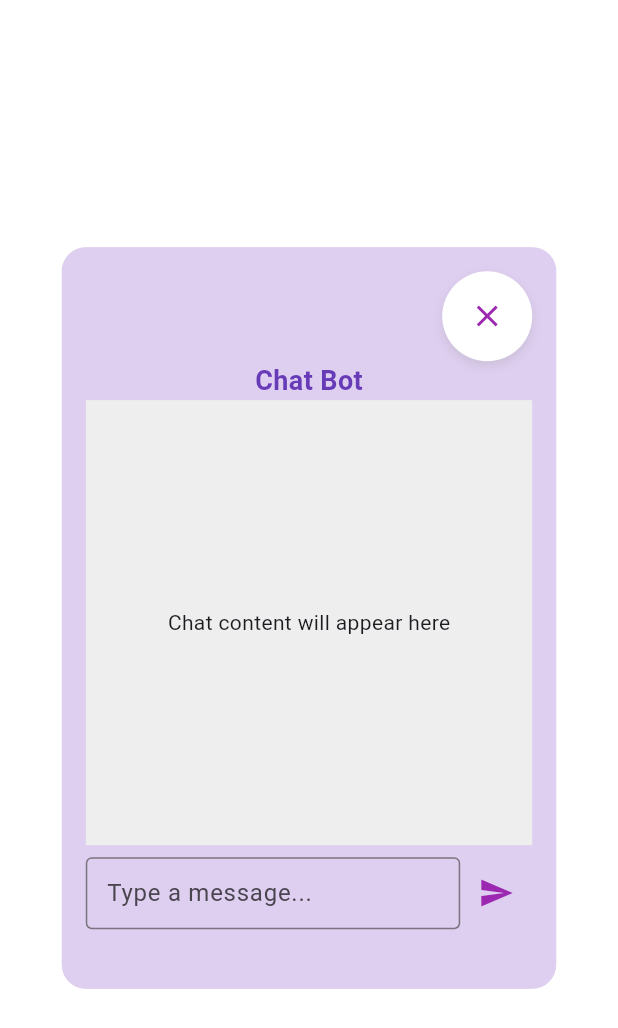
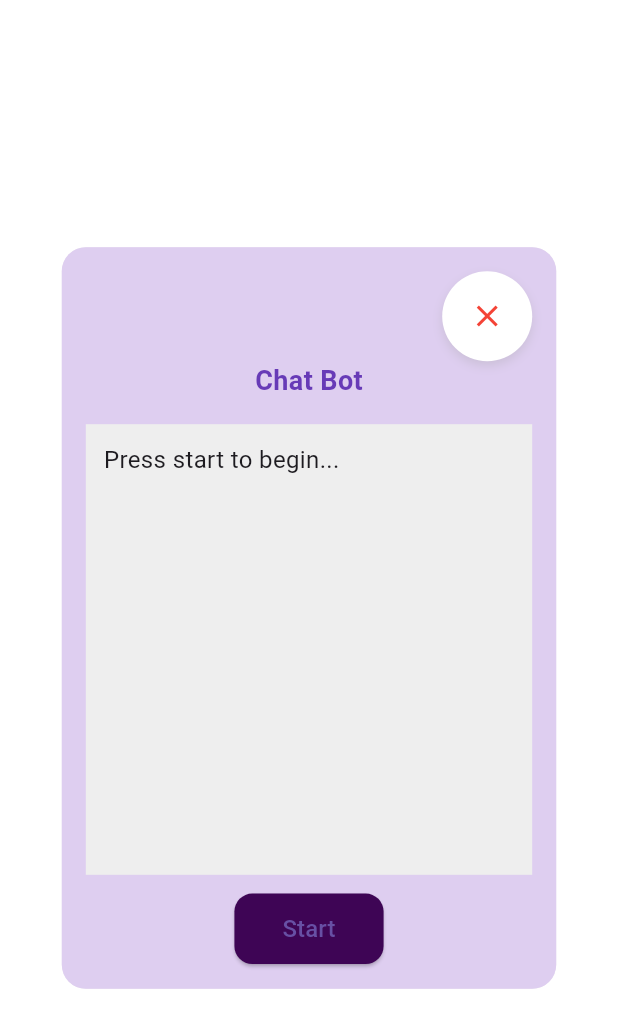
Before and after one commit to rababhamdyy-SmartFinancialManagement/finyx_mobile_app, a Flutter app: the ChatDialog widget shown alone on an empty page, opened directly, on a phone screen of 412 x 824 dp. Shown: the top 1028 px of the screen. Run offline on Flutter 3.47's test engine with Material 3 defaults, Android fonts, the phone set to English and light mode, and no system bars; our stand-ins replace fl_chart, flutter_bloc, pin_code_fields, shared_preferences, smooth_page_indicator; accounts and stored records are empty.

Commit message:
AI merge

```diff
--- a/lib/widgets/shared/chat_bots_widget.dart
+++ b/lib/widgets/shared/chat_bots_widget.dart
@@ -1,7 +1,8 @@
+import 'package:finyx_mobile_app/services/hugging_face_service.dart';
 import 'package:flutter/material.dart';
 
 class ChatDialog extends StatefulWidget {
-  final VoidCallback onPressed;  // Block to be executed when pressed
+  final VoidCallback onPressed;
 
   const ChatDialog({super.key, required this.onPressed});
 
@@ -10,102 +11,95 @@ class ChatDialog extends StatefulWidget {
 }
 
 class _ChatDialogState extends State<ChatDialog> {
-  TextEditingController _controller = TextEditingController();  // Controller for the TextField
+  String botResponse = "";
+  bool isLoading = false;
 
   @override
   Widget build(BuildContext context) {
-    // استخدام MediaQuery للحصول على الأبعاد
-    double dialogHeight = MediaQuery.of(context).size.height * 0.6;  // 60% من ارتفاع الشاشة
-    double dialogWidth = MediaQuery.of(context).size.width * 0.8;   // 80% من عرض الشاشة
+    double dialogHeight = MediaQuery.of(context).size.height * 0.6;
+    double dialogWidth = MediaQuery.of(context).size.width * 0.8;
 
     return Dialog(
-      shape: RoundedRectangleBorder(
-        borderRadius: BorderRadius.circular(16),  // جعل الزوايا أكثر نعومة
-      ),
+      shape: RoundedRectangleBorder(borderRadius: BorderRadius.circular(16)),
       child: Container(
-        height: dialogHeight, // تحديد ارتفاع الـ Dialog بناءً على حجم الشاشة
-        width: dialogWidth,   // تحديد عرض الـ Dialog بناءً على حجم الشاشة
+        height: dialogHeight,
+        width: dialogWidth,
         padding: EdgeInsets.all(16),
         decoration: BoxDecoration(
-          color: Color.fromARGB(255, 222, 206, 240),  // لون بنفسجي شفاف خفيف
-          borderRadius: BorderRadius.circular(16),  // زوايا دائرية
+          color: Color.fromARGB(255, 222, 206, 240),
+          borderRadius: BorderRadius.circular(16),
         ),
         child: Column(
           children: [
-            // الجزء العلوي مع الأيقونة
             Align(
               alignment: Alignment.topRight,
               child: Container(
-                padding: EdgeInsets.all(6),  // حجم padding حول الأيقونة
+                padding: EdgeInsets.all(6),
                 decoration: BoxDecoration(
-                  color: Colors.white,  // خلفية بيضاء للأيقونة
-                  shape: BoxShape.circle,  // جعل الأيقونة داخل دائرة
+                  color: Colors.white,
+                  shape: BoxShape.circle,
                   boxShadow: [
                     BoxShadow(
                       color: Colors.grey.withOpacity(0.3),
                       blurRadius: 5,
-                      offset: Offset(0, 3), // ظل بسيط تحت الأيقونة
+                      offset: Offset(0, 3),
                     ),
                   ],
                 ),
                 child: IconButton(
-                  icon: Icon(Icons.close, color: Colors.purple),  // أيقونة إغلاق بلون أحمر
-                  onPressed: widget.onPressed,  // إغلاق الـ Dialog عند الضغط
+                  icon: Icon(Icons.close, color: Colors.red),
+                  onPressed: widget.onPressed,
                 ),
               ),
             ),
-            // عنوان الشات
             Text(
               'Chat Bot',
               style: TextStyle(
                 fontSize: 18,
                 fontWeight: FontWeight.bold,
-                color: Colors.deepPurple,  // لون بنفسجي للنص
+                color: Colors.deepPurple,
               ),
             ),
+            SizedBox(height: 16),
             Expanded(
-              child: SingleChildScrollView(
-                child: Column(
-                  children: [
-                    // محتوى الشات (يمكن دمج الشات بوت هنا أو أي محتوى آخر)
-                    Container(
-                      height: dialogHeight * 0.6, // 60% من ارتفاع الـ Dialog
-                      color: Colors.grey[200],
-                      child: Center(child: Text("Chat content will appear here")),
-                    ),
-                    // قسم إدخال الرسائل
-                    Padding(
-                      padding: const EdgeInsets.only(top: 8.0),
-                      child: Row(
-                        children: [
-                          Expanded(
-                            child: TextField(
-                              controller: _controller,
-                              decoration: InputDecoration(
-                                hintText: 'Type a message...',
-                                border: OutlineInputBorder(),
-                                contentPadding: EdgeInsets.symmetric(vertical: 10, horizontal: 10),
-                              ),
-                            ),
-                          ),
-                          IconButton(
-                            icon: Icon(Icons.send, color: Colors.purple),  // أيقونة إرسال بنفسجي
-                            onPressed: () {
-                              // التعامل مع إرسال الرسالة (يمكنك إرسال الرسالة هنا)
-                              String message = _controller.text;
-                              if (message.isNotEmpty) {
-                                // معالجة الرسالة أو إرسالها
-                                print('Message sent: $message');
-                                _controller.clear();  // مسح الحقل النصي بعد الإرسال
-                              }
-                            },
-                          ),
-                        ],
-                      ),
-                    ),
-                  ],
+              child: Container(
+                width: double.infinity,
+                padding: EdgeInsets.all(12),
+                color: Colors.grey[200],
+                child: SingleChildScrollView(
+                  child: Text(
+                    botResponse.isEmpty
+                        ? "Press start to begin..."
+                        : botResponse,
+                    style: TextStyle(fontSize: 16),
+                  ),
                 ),
               ),
+            ),
+            SizedBox(height: 12),
+            ElevatedButton(
+              onPressed: isLoading
+                  ? null
+                  : () async {
+                      setState(() {
+                        isLoading = true;
+                        botResponse = "Loading...";
+                      });
+                      final service = HuggingFaceService();
+                      String reply = await service.getModelPrediction("start");
+                      setState(() {
+                        botResponse = reply;
+                        isLoading = false;
+                      });
+                    },
+              style: ElevatedButton.styleFrom(
+                backgroundColor: Color(0xFF3E0555),
+                padding: EdgeInsets.symmetric(horizontal: 32, vertical: 12),
+                shape: RoundedRectangleBorder(
+                  borderRadius: BorderRadius.circular(12),
+                ),
+              ),
+              child: Text("Start", style: TextStyle(fontSize: 16)),
             ),
           ],
         ),
```
Also changed, not shown: lib/services/hugging_face_service.dart (+35 -0 lines).
